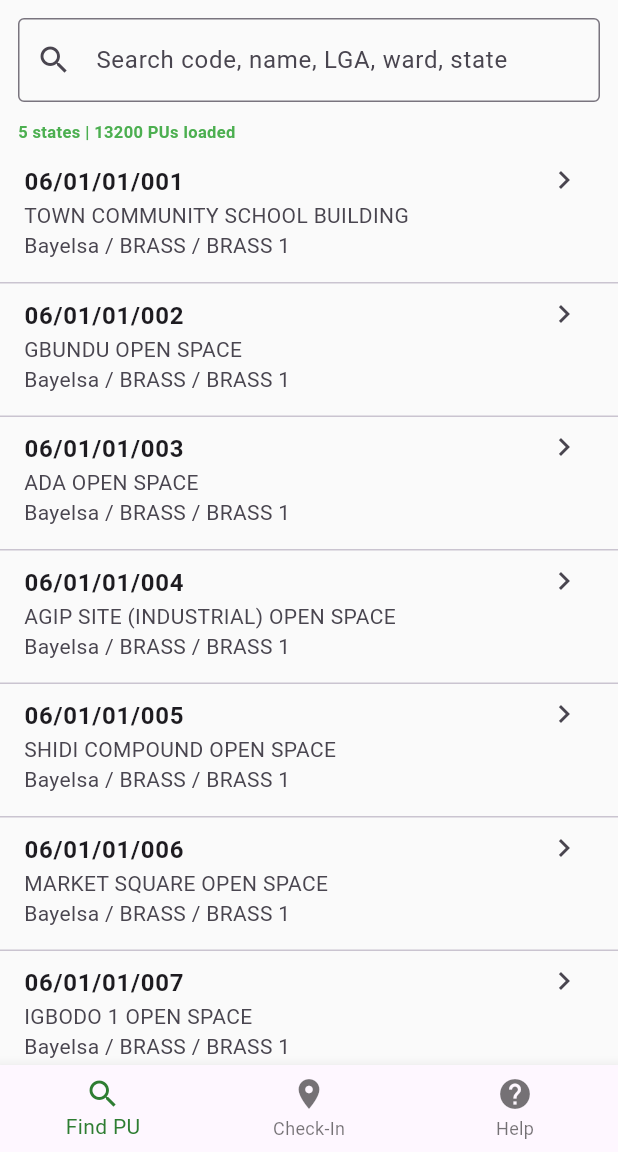
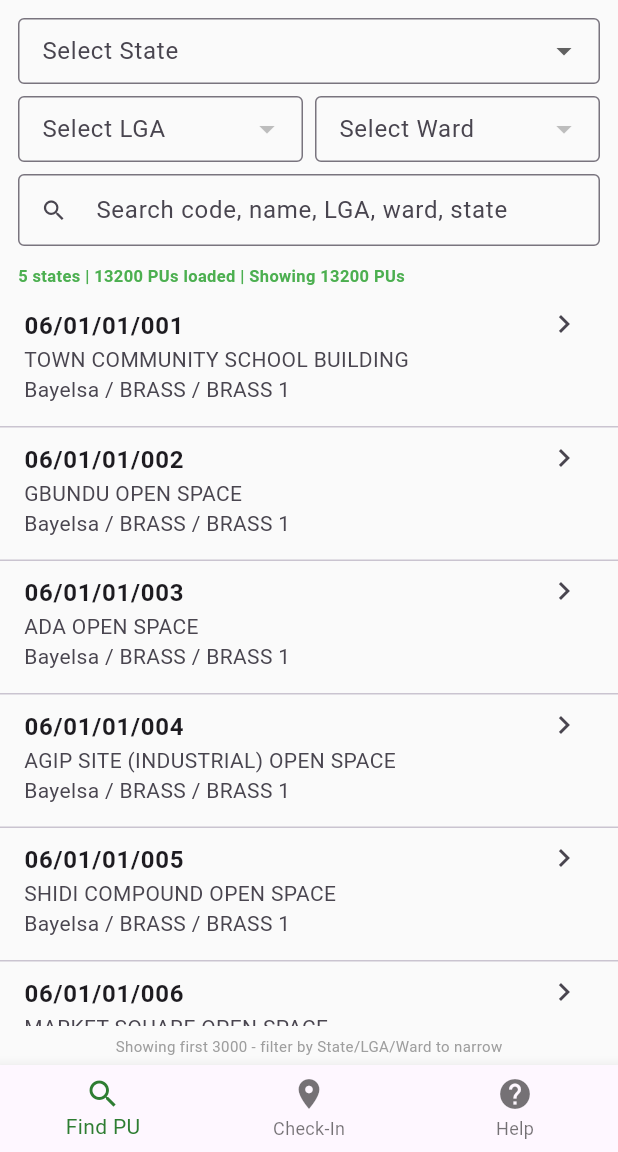
Before and after one commit to Emma-123-maker/pu-watch, a Flutter app: the screen it shows after launch, on a phone screen of 412 x 824 dp, the part 84-1236 px from its top. Run offline on Flutter 3.47's test engine with Material 3 defaults, Android fonts, the phone set to English and light mode, and no system bars; our stand-ins replace connectivity_plus, geolocator, hive_flutter, image_picker; accounts and stored records are empty.

Commit message:
Refactor filtering logic and add dropdowns for state, LGA, and ward

```diff
--- a/pu-watch/lib/screens/pu_search_screen.dart
+++ b/pu-watch/lib/screens/pu_search_screen.dart
@@ -15,11 +15,26 @@ class _PUSearchScreenState extends State<PUSearchScreen> {
   bool _isLoading = true;
   String _info = '';
 
+  // Dropdown state
+  String? _selectedState;
+  String? _selectedLGA;
+  String? _selectedWard;
+  List<String> _states = [];
+  List<String> _lgas = [];
+  List<String> _wards = [];
+
   @override
   void initState() {
     super.initState();
     _loadAllStates();
-    _searchController.addListener(_filter);
+    _searchController.addListener(_applyFilters);
+  }
+
+  @override
+  void dispose() {
+    _searchController.removeListener(_applyFilters);
+    _searchController.dispose();
+    super.dispose();
   }
 
   String _g(Map m, List<String> keys) {
@@ -33,21 +48,26 @@ class _PUSearchScreenState extends State<PUSearchScreen> {
     return {
       'pu_code': _g(raw, ['pu_code','code','id','delimitation']),
       'pu_name': _g(raw, ['pu_name','name','polling_unit_name']),
-      'lga': _g(raw, ['lga','lgaName','lga_name','LGA']),
-      'ward': _g(raw, ['ward','wardName','ward_name','reg_area']),
-      'state': _g(raw, ['state','stateName','state_name']),
+      'lga': _g(raw, ['lga','lgaName','lga_name','LGA']).toUpperCase(),
+      'ward': _g(raw, ['ward','wardName','ward_name','reg_area']).toUpperCase(),
+      'state': _g(raw, ['state','stateName','state_name']).trim(),
       'stateCode': _g(raw, ['stateCode','state_code']),
-     ...raw,
+    ...raw,
+      // keep normalized copies for filter
+      'lga_norm': _g(raw, ['lga','lgaName','lga_name','LGA']).toUpperCase(),
+      'ward_norm': _g(raw, ['ward','wardName','ward_name','reg_area']).toUpperCase(),
+      'state_norm': _g(raw, ['state','stateName','state_name']).trim(),
     };
   }
 
   Future<void> _loadAllStates() async {
     List<Map<String, dynamic>> all = [];
+    List<String> filesLoaded = [];
     try {
       final manifest = await AssetManifest.loadFromAssetBundle(rootBundle);
-      final files = manifest.listAssets().where((p) => p.contains('assets/data/states/') && p.endsWith('.json')).toList();
+      filesLoaded = manifest.listAssets().where((p) => p.contains('assets/data/states/') && p.endsWith('.json')).toList();
 
-      for (var path in files) {
+      for (var path in filesLoaded) {
         try {
           final str = await rootBundle.loadString(path);
           final dyn = jsonDecode(str);
@@ -55,18 +75,12 @@ class _PUSearchScreenState extends State<PUSearchScreen> {
           all.addAll(list.where((e) => e!=null).map((e) => _norm(Map<String, dynamic>.from(e))));
         } catch (_) {}
       }
-      setState(() {
-        _allPUs = all; _filteredPUs = all; _isLoading = false;
-        _info = '${files.length} states | ${all.length} PUs loaded';
-      });
-      return;
     } catch (e) {
-      // fallback for older Flutter - AssetManifest.json
       try {
         final manifestContent = await rootBundle.loadString('AssetManifest.json');
         final Map<String, dynamic> manifestMap = jsonDecode(manifestContent);
-        final files = manifestMap.keys.where((k) => k.contains('assets/data/states/')).toList();
-        for (var path in files) {
+        filesLoaded = manifestMap.keys.where((k) => k.contains('assets/data/states/')).toList();
+        for (var path in filesLoaded) {
           try {
             final str = await rootBundle.loadString(path);
             final dyn = jsonDecode(str);
@@ -86,16 +100,77 @@ class _PUSearchScreenState extends State<PUSearchScreen> {
       } catch (_) {}
     }
 
+    // Build states list
+    final stateSet = <String>{};
+    for (var pu in all) { if(pu['state'].toString().isNotEmpty) stateSet.add(pu['state'].toString()); }
+
     setState(() {
-      _allPUs = all; _filteredPUs = all; _isLoading = false;
-      _info = all.isEmpty? 'No PUs found - check pubspec' : '${all.length} PUs';
+      _allPUs = all;
+      _filteredPUs = all;
+      _isLoading = false;
+      _states = stateSet.toList()..sort();
+      _info = filesLoaded.isNotEmpty? '${filesLoaded.length} states | ${all.length} PUs loaded' : '${all.length} PUs loaded';
     });
   }
 
-  void _filter() {
+  void _onStateChanged(String? val) {
+    setState(() {
+      _selectedState = val;
+      _selectedLGA = null;
+      _selectedWard = null;
+      _lgas = [];
+      _wards = [];
+      if (val!= null) {
+        final lgasSet = <String>{};
+        for (var pu in _allPUs.where((p)=> p['state']==val)) { if(pu['lga'].toString().isNotEmpty) lgasSet.add(pu['lga'].toString()); }
+        _lgas = lgasSet.toList()..sort();
+      }
+    });
+    _applyFilters();
+  }
+
+  void _onLGAChanged(String? val) {
+    setState(() {
+      _selectedLGA = val;
+      _selectedWard = null;
+      _wards = [];
+      if (val!= null && _selectedState!= null) {
+        final wardSet = <String>{};
+        for (var pu in _allPUs.where((p)=> p['state']==_selectedState && p['lga']==val)) { if(pu['ward'].toString().isNotEmpty) wardSet.add(pu['ward'].toString()); }
+        _wards = wardSet.toList()..sort();
+      }
+    });
+    _applyFilters();
+  }
+
+  void _onWardChanged(String? val) {
+    setState(() => _selectedWard = val);
+    _applyFilters();
+  }
+
+  void _applyFilters() {
     final q = _searchController.text.toLowerCase().trim();
-    if (q.isEmpty) { setState(()=> _filteredPUs = _allPUs); return; }
-    setState(()=> _filteredPUs = _allPUs.where((pu) => pu.values.join(' ').toLowerCase().contains(q)).toList());
+    setState(() {
+      _filteredPUs = _allPUs.where((pu) {
+        if (_selectedState!= null && pu['state']!= _selectedState) return false;
+        if (_selectedLGA!= null && pu['lga']!= _selectedLGA) return false;
+        if (_selectedWard!= null && pu['ward']!= _selectedWard) return false;
+        if (q.isNotEmpty) {
+          final hay = '${pu['pu_code']} ${pu['pu_name']} ${pu['lga']} ${pu['ward']} ${pu['state']}'.toLowerCase();
+          if (!hay.contains(q)) return false;
+        }
+        return true;
+      }).toList();
+    });
+  }
+
+  void _clearAll() {
+    setState(() {
+      _selectedState = null; _selectedLGA = null; _selectedWard = null;
+      _lgas = []; _wards = [];
+      _searchController.clear();
+      _filteredPUs = _allPUs;
+    });
   }
 
   @override
@@ -103,14 +178,80 @@ class _PUSearchScreenState extends State<PUSearchScreen> {
     return Scaffold(
       appBar: AppBar(title: const Text('PU-Watch 2027 - Search PU')),
       body: Column(children: [
-        Padding(padding: const EdgeInsets.all(12), child: TextField(controller: _searchController, decoration: InputDecoration(labelText: 'Search code, name, LGA, ward, state', prefixIcon: const Icon(Icons.search), border: const OutlineInputBorder()))),
-        Padding(padding: const EdgeInsets.symmetric(horizontal:12), child: Align(alignment: Alignment.centerLeft, child: Text(_info, style: const TextStyle(fontSize:11,color:Colors.green,fontWeight:FontWeight.bold)))),
+        // FILTERS SECTION
+        Padding(
+          padding: const EdgeInsets.all(12),
+          child: Column(children: [
+            // State dropdown
+            DropdownButtonFormField<String>(
+              value: _selectedState,
+              isExpanded: true,
+              decoration: const InputDecoration(labelText: 'Select State', border: OutlineInputBorder(), isDense: true, contentPadding: EdgeInsets.symmetric(horizontal: 12, vertical: 10)),
+              items: _states.map((s) => DropdownMenuItem(value: s, child: Text(s, overflow: TextOverflow.ellipsis))).toList(),
+              onChanged: _onStateChanged,
+            ),
+            const SizedBox(height: 8),
+            Row(children: [
+              Expanded(
+                child: DropdownButtonFormField<String>(
+                  value: _selectedLGA,
+                  isExpanded: true,
+                  decoration: const InputDecoration(labelText: 'Select LGA', border: OutlineInputBorder(), isDense: true, contentPadding: EdgeInsets.symmetric(horizontal: 12, vertical: 10)),
+                  items: _lgas.map((l) => DropdownMenuItem(value: l, child: Text(l, style: const TextStyle(fontSize: 12), overflow: TextOverflow.ellipsis))).toList(),
+                  onChanged: _selectedState==null? null : _onLGAChanged,
+                ),
+              ),
+              const SizedBox(width: 8),
+              Expanded(
+                child: DropdownButtonFormField<String>(
+                  value: _selectedWard,
+                  isExpanded: true,
+                  decoration: const InputDecoration(labelText: 'Select Ward', border: OutlineInputBorder(), isDense: true, contentPadding: EdgeInsets.symmetric(horizontal: 12, vertical: 10)),
+                  items: _wards.map((w) => DropdownMenuItem(value: w, child: Text(w, style: const TextStyle(fontSize: 12), overflow: TextOverflow.ellipsis))).toList(),
+                  onChanged: _selectedLGA==null? null : _onWardChanged,
+                ),
+              ),
+            ]),
+            const SizedBox(height: 8),
+            TextField(
+              controller: _searchController,
+              decoration: InputDecoration(
+                labelText: 'Search code, name, LGA, ward, state',
+                prefixIcon: const Icon(Icons.search),
+                border: const OutlineInputBorder(),
+                isDense: true,
+                suffixIcon: (_selectedState!=null || _searchController.text.isNotEmpty)
+                 ? IconButton(icon: const Icon(Icons.clear), onPressed: _clearAll) : null,
+              ),
+            ),
+          ]),
+        ),
+        Padding(
+          padding: const EdgeInsets.symmetric(horizontal:12),
+          child: Align(alignment: Alignment.centerLeft, child: Text('$_info | Showing ${_filteredPUs.length} PUs', style: const TextStyle(fontSize:11,color:Colors.green,fontWeight:FontWeight.bold))),
+        ),
         const SizedBox(height:4),
         if (_isLoading) const Expanded(child: Center(child: CircularProgressIndicator()))
-        else Expanded(child: ListView.separated(itemCount: _filteredPUs.length, separatorBuilder: (_,__)=>const Divider(height:1), itemBuilder: (_,i){
-          final pu = _filteredPUs[i];
-          return ListTile(title: Text(pu['pu_code']??'', style: const TextStyle(fontWeight:FontWeight.bold)), subtitle: Text('${pu['pu_name']}\n${pu['state']} / ${pu['lga']} / ${pu['ward']}'), isThreeLine: true, trailing: const Icon(Icons.chevron_right), onTap: ()=> Navigator.push(context, MaterialPageRoute(builder: (_)=> PUDetailScreen(pu: Map<String,dynamic>.from(pu)))));
-        })),
+        else Expanded(
+          child: _filteredPUs.isEmpty
+         ? const Center(child: Text('No PU matches your filter'))
+          : ListView.separated(
+            itemCount: _filteredPUs.length > 3000? 3000 : _filteredPUs.length,
+            separatorBuilder: (_,__)=>const Divider(height:1),
+            itemBuilder: (_,i){
+              final pu = _filteredPUs[i];
+              return ListTile(
+                title: Text(pu['pu_code']??'', style: const TextStyle(fontWeight:FontWeight.bold)),
+                subtitle: Text('${pu['pu_name']}\n${pu['state']} / ${pu['lga']} / ${pu['ward']}'),
+                isThreeLine: true,
+                trailing: const Icon(Icons.chevron_right),
+                onTap: ()=> Navigator.push(context, MaterialPageRoute(builder: (_)=> PUDetailScreen(pu: Map<String,dynamic>.from(pu)))),
+              );
+            },
+          ),
+        ),
+        if (_filteredPUs.length > 3000)
+          const Padding(padding: EdgeInsets.all(6), child: Text('Showing first 3000 - filter by State/LGA/Ward to narrow', style: TextStyle(fontSize:10, color: Colors.grey))),
       ]),
     );
   }
```
